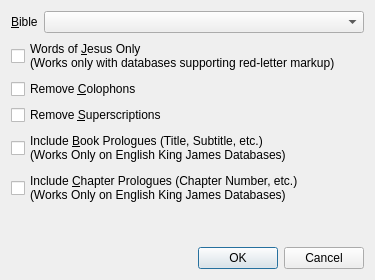
This is programs/ELSSearch/ELSBibleDatabaseSelectDlg.ui in dewhisna/KingJamesPureBibleSearch as Qt 5 draws it before an edit. The edited form follows.
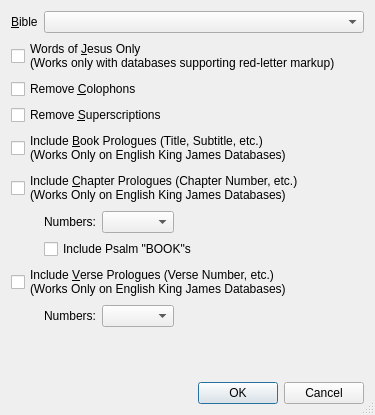
This is the edited form.

Commit message: Rework CELSBibleDatabaseSelectDlg for new prologue options.

What changed in the file:
```diff
--- a/programs/ELSSearch/ELSBibleDatabaseSelectDlg.ui
+++ b/programs/ELSSearch/ELSBibleDatabaseSelectDlg.ui
@@ -29,16 +29,20 @@
     <x>0</x>
     <y>0</y>
     <width>375</width>
-    <height>280</height>
+    <height>415</height>
    </rect>
   </property>
   <property name="windowTitle">
    <string>ELSSearch Select Bible Database</string>
   </property>
-  <layout class="QVBoxLayout" name="verticalLayout">
-   <item>
-    <layout class="QHBoxLayout" name="horizontalLayout">
-     <item>
+  <property name="sizeGripEnabled">
+   <bool>true</bool>
+  </property>
+  <property name="modal">
+   <bool>true</bool>
+  </property>
+  <layout class="QGridLayout" name="gridLayout">
+   <item row="0" column="0">
       <widget class="QLabel" name="lblBible">
        <property name="text">
         <string>&amp;Bible</string>
@@ -48,7 +52,7 @@
        </property>
       </widget>
      </item>
-     <item>
+   <item row="0" column="1" colspan="3">
       <widget class="QComboBox" name="cmbBible">
        <property name="sizePolicy">
         <sizepolicy hsizetype="MinimumExpanding" vsizetype="Fixed">
@@ -58,9 +62,7 @@
        </property>
       </widget>
      </item>
-    </layout>
-   </item>
-   <item>
+   <item row="1" column="0" colspan="4">
     <widget class="QCheckBox" name="chkWordsOfJesusOnly">
      <property name="text">
       <string>Words of &amp;Jesus Only
@@ -68,21 +70,21 @@
      </property>
     </widget>
    </item>
-   <item>
+   <item row="2" column="0" colspan="4">
     <widget class="QCheckBox" name="chkRemoveColophons">
      <property name="text">
       <string>Remove &amp;Colophons</string>
      </property>
     </widget>
    </item>
-   <item>
+   <item row="3" column="0" colspan="4">
     <widget class="QCheckBox" name="chkRemoveSuperscriptions">
      <property name="text">
       <string>Remove &amp;Superscriptions</string>
      </property>
     </widget>
    </item>
-   <item>
+   <item row="4" column="0" colspan="4">
     <widget class="QCheckBox" name="chkIncludeBookPrologues">
      <property name="text">
       <string>Include &amp;Book Prologues (Title, Subtitle, etc.)
@@ -90,7 +92,7 @@
      </property>
     </widget>
    </item>
-   <item>
+   <item row="5" column="0" colspan="4">
     <widget class="QCheckBox" name="chkIncludeChapterPrologues">
      <property name="text">
       <string>Include &amp;Chapter Prologues (Chapter Number, etc.)
@@ -98,7 +100,74 @@
      </property>
     </widget>
    </item>
-   <item>
+   <item row="6" column="1">
+    <widget class="QLabel" name="lblCPONumbers">
+     <property name="text">
+      <string>Numbers:</string>
+     </property>
+     <property name="alignment">
+      <set>Qt::AlignRight|Qt::AlignTrailing|Qt::AlignVCenter</set>
+     </property>
+    </widget>
+   </item>
+   <item row="6" column="2">
+    <widget class="QComboBox" name="cmbCPONumbers"/>
+   </item>
+   <item row="6" column="3">
+    <spacer name="hsCPONumbers1">
+     <property name="orientation">
+      <enum>Qt::Horizontal</enum>
+     </property>
+     <property name="sizeHint" stdset="0">
+      <size>
+       <width>0</width>
+       <height>20</height>
+      </size>
+     </property>
+    </spacer>
+   </item>
+   <item row="7" column="1" colspan="3">
+    <widget class="QCheckBox" name="chkCPOPsalmBooks">
+     <property name="text">
+      <string>Include Psalm &quot;BOOK&quot;s</string>
+     </property>
+    </widget>
+   </item>
+   <item row="8" column="0" colspan="4">
+    <widget class="QCheckBox" name="chkIncludeVersePrologues">
+     <property name="text">
+      <string>Include &amp;Verse Prologues (Verse Number, etc.)
+(Works Only on English King James Databases)</string>
+     </property>
+    </widget>
+   </item>
+   <item row="9" column="1">
+    <widget class="QLabel" name="lblVPONumbers">
+     <property name="text">
+      <string>Numbers:</string>
+     </property>
+     <property name="alignment">
+      <set>Qt::AlignRight|Qt::AlignTrailing|Qt::AlignVCenter</set>
+     </property>
+    </widget>
+   </item>
+   <item row="9" column="2">
+    <widget class="QComboBox" name="cmbVPONumbers"/>
+   </item>
+   <item row="9" column="3">
+    <spacer name="hsVPONumbers1">
+     <property name="orientation">
+      <enum>Qt::Horizontal</enum>
+     </property>
+     <property name="sizeHint" stdset="0">
+      <size>
+       <width>0</width>
+       <height>20</height>
+      </size>
+     </property>
+    </spacer>
+   </item>
+   <item row="10" column="0" colspan="4">
     <spacer name="verticalSpacer">
      <property name="orientation">
       <enum>Qt::Vertical</enum>
@@ -111,7 +180,7 @@
      </property>
     </spacer>
    </item>
-   <item>
+   <item row="11" column="0" colspan="4">
     <widget class="QDialogButtonBox" name="buttonBox">
      <property name="orientation">
       <enum>Qt::Horizontal</enum>
```
Left out of the diff: 4 changed lines with no effect on the pictures. Lines whose indentation alone changed are shown as unchanged. The commit also changes 1 other file.
